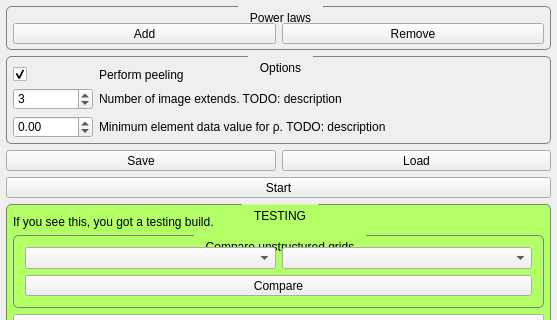
araex/mitk-gem, file Plugins/ch.zhaw.materialmapping/src/internal/MaterialMappingViewControls.ui: the form before one commit; both pictures show x 0 to 557 and y 495 to 815 of the 557 by 1078 pixel window.
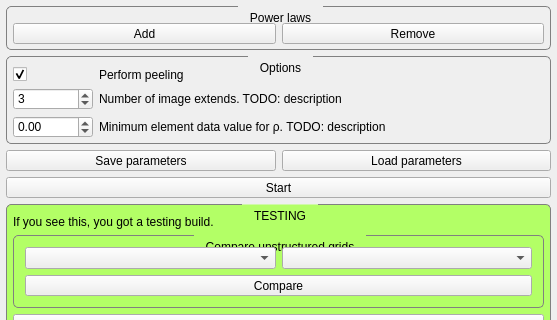
The form after the commit. Custom widgets are drawn as their Qt base class.

What changed in the file:
```diff
--- a/Plugins/ch.zhaw.materialmapping/src/internal/MaterialMappingViewControls.ui
+++ b/Plugins/ch.zhaw.materialmapping/src/internal/MaterialMappingViewControls.ui
@@ -1244,7 +1244,7 @@
           <string>&lt;html&gt;&lt;head/&gt;&lt;body&gt;&lt;p&gt;Save the entered calibration values to a .txt&lt;/p&gt;&lt;/body&gt;&lt;/html&gt;</string>
          </property>
          <property name="text">
-          <string>Save</string>
+          <string>Save parameters</string>
          </property>
         </widget>
        </item>
@@ -1260,7 +1260,7 @@
           <string>&lt;html&gt;&lt;head/&gt;&lt;body&gt;&lt;p&gt;Load the calibration values from a .txt&lt;/p&gt;&lt;/body&gt;&lt;/html&gt;</string>
          </property>
          <property name="text">
-          <string>Load</string>
+          <string>Load parameters</string>
          </property>
         </widget>
        </item>
```
